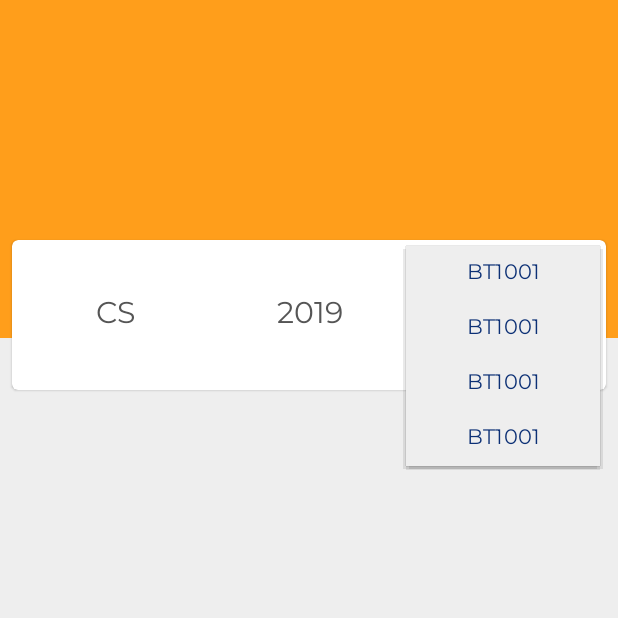
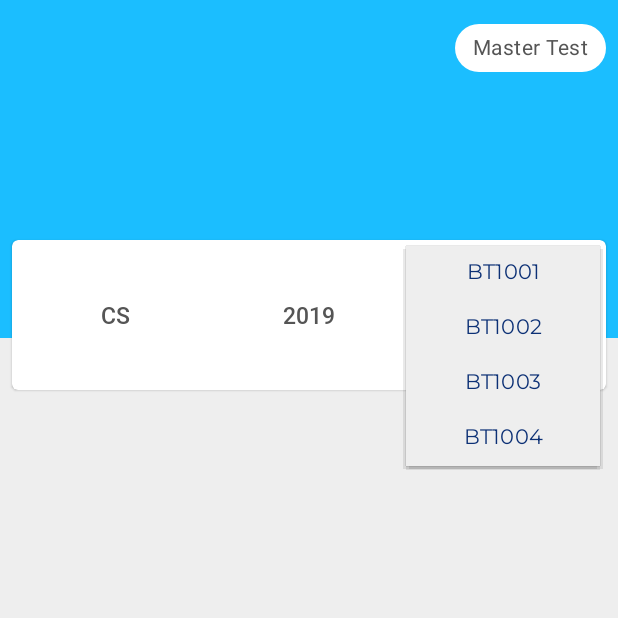
Before and after one commit to mayurs-code/JecDex, an Android app: the TakeAttendence screen opened directly, with no data from a screen before it, after a tap on "BT1001", on a phone screen of 412 x 824 dp, the top half of it. Run offline under Robolectric (Android 15) with nearby library versions, the phone set to English and light mode, and no system bars; Roboto replaces fonts that are not available here.

Commit message:
update Laptop Commit

```diff
--- a/app/build.gradle
+++ b/app/build.gradle
@@ -29,4 +29,7 @@ dependencies {
     testImplementation 'junit:junit:4.12'
     androidTestImplementation 'androidx.test:runner:1.2.0'
     androidTestImplementation 'androidx.test.espresso:espresso-core:3.2.0'
+
+//  firebase thingies
+
 }
--- a/app/src/main/java/com/cognition/jecdex/TakeAttendence.java
+++ b/app/src/main/java/com/cognition/jecdex/TakeAttendence.java
@@ -39,7 +39,7 @@ public class TakeAttendence extends AppCompatActivity {
     }
     void subject_spinner() {
         Spinner branchSpinner = (Spinner) findViewById(R.id.sub_spinner);
-        String subjects[]={"BT1001","BT1001","BT1001","BT1001"};
+        String subjects[]={"BT1001","BT1002","BT1003","BT1004"};
         ArrayAdapter<String> adapter = new ArrayAdapter<String >(this,R.layout.spinner_text_item,subjects);
         adapter.setDropDownViewResource(R.layout.spinner_text_dropdown);
         branchSpinner.setAdapter(adapter);
--- a/app/src/main/res/layout/activity_take_attendence.xml
+++ b/app/src/main/res/layout/activity_take_attendence.xml
@@ -6,6 +6,7 @@
     android:layout_height="match_parent"
     android:background="@color/greyPrimary"
     tools:context=".TakeAttendence">
+
 
     <View
         android:id="@+id/view"
@@ -18,6 +19,17 @@
         app:layout_constraintEnd_toEndOf="parent"
         app:layout_constraintStart_toStartOf="parent"
         app:layout_constraintTop_toTopOf="parent" />
+    <com.google.android.material.chip.Chip
+        android:id="@+id/userID"
+        android:layout_width="wrap_content"
+        android:layout_height="wrap_content"
+        android:backgroundTint="@color/white"
+        android:textColor="@color/greyPrimaryDark"
+        android:text="Master Test"
+        android:layout_margin="8sp"
+        app:layout_constraintEnd_toEndOf="parent"
+        app:layout_constraintTop_toTopOf="parent" />
+
 
     <com.google.android.material.card.MaterialCardView
         android:layout_width="match_parent"
@@ -29,6 +41,7 @@
         app:layout_constraintEnd_toEndOf="parent"
         app:layout_constraintStart_toStartOf="parent"
         app:layout_constraintTop_toTopOf="parent">
+
 
         <LinearLayout
             android:layout_width="match_parent"
--- a/app/src/main/res/layout/spinner_text_dropdown.xml
+++ b/app/src/main/res/layout/spinner_text_dropdown.xml
@@ -3,12 +3,11 @@
     android:orientation="vertical" android:layout_width="match_parent"
     android:singleLine="true"
     android:ellipsize="marquee"
-    android:text="Hello world"
     android:textAlignment="center"
     android:padding="8dp"
     android:fontFamily="@font/montserrat"
     android:layout_margin="2dp"
-
+    android:text="List#1"
     android:background="@color/greyPrimary"
     android:textColor="@color/highlight"
     android:layout_height="wrap_content">
--- a/app/src/main/res/layout/spinner_text_item.xml
+++ b/app/src/main/res/layout/spinner_text_item.xml
@@ -2,15 +2,14 @@
 <TextView xmlns:android="http://schemas.android.com/apk/res/android"
     android:layout_width="match_parent"
     android:layout_height="match_parent"
-    android:fontFamily="@font/montserrat"
+    android:fontFamily="@font/roboto_medium"
     android:orientation="vertical"
     android:padding="8dp"
-    android:textSize="20sp"
+    android:textSize="15sp"
     android:background="@color/white"
     android:gravity="center"
-
     android:textAlignment="center"
-    android:text="Sample Text"
+    android:text="Item Selected"
     android:textColor="@color/greyPrimaryDark">
 
 
--- a/app/src/main/res/values/colors.xml
+++ b/app/src/main/res/values/colors.xml
@@ -1,7 +1,7 @@
 <?xml version="1.0" encoding="utf-8"?>
 <resources>
-    <color name="colorPrimary">#FF9E1B</color>
-    <color name="colorPrimaryDark">#F57C00</color>
+    <color name="colorPrimary">#1BBEFF</color>
+    <color name="colorPrimaryDark">#1C74FF</color>
     <color name="colorAccent">#D81B60</color>
     <color name="greyPrimary">#EEEEEE</color>
     <color name="greyPrimaryDark">#555555</color>
```
